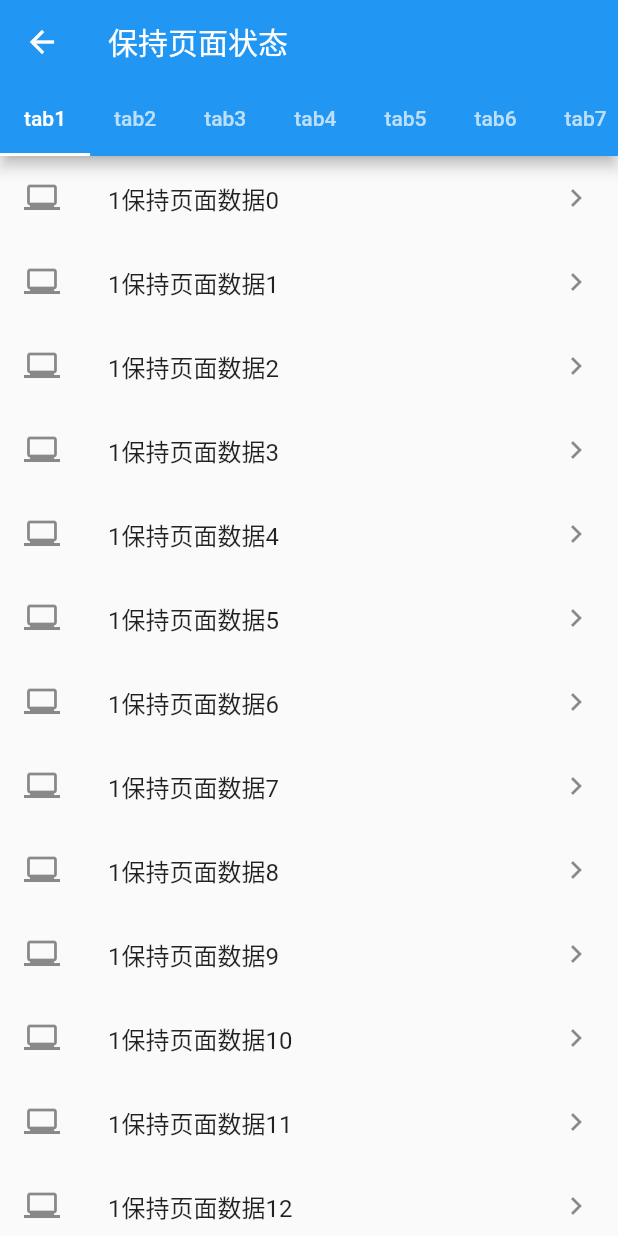
After one commit to yanhuomili/flutter_layout_demo, a Flutter app: the screen it shows after launch, after a tap on "keepAlive2", on a phone screen of 412 x 824 dp. The commit adds this screen. Run offline on Flutter 3.47's test engine with Material 2 defaults, Android fonts, the phone set to English and light mode, and no system bars.

Commit message:
保持页面数据

```diff
--- a/layout_demo01/lib/pages/home.dart
+++ b/layout_demo01/lib/pages/home.dart
@@ -4,6 +4,7 @@ import 'package:layout_demo01/pages/bottom_navigation_bar2.dart';
 import 'package:layout_demo01/pages/tab_bar_view.dart';
 import 'package:layout_demo01/pages/verticle_tab_view.dart';
 import 'package:layout_demo01/pages/keep_alive.dart';
+import 'package:layout_demo01/pages/keep_alive2.dart';
 
 class HomePage extends StatefulWidget {
   HomePage({Key key}) : super(key: key);
@@ -62,7 +63,14 @@ class _HomePageState extends State<HomePage> {
                 print('路由跳转');
               },
             ),
-
+            ListTile(
+              title: Text('keepAlive2'),
+              leading: Icon(Icons.ac_unit),
+              onTap: (){
+                Navigator.push(context, MaterialPageRoute(builder: (context) => KeepAlivePage2()));
+                print('路由跳转');
+              },
+            ),
 
           ],
         ),
--- /dev/null
+++ b/layout_demo01/lib/pages/keep_alive2.dart
@@ -0,0 +1,78 @@
+import 'package:flutter/material.dart';
+
+class KeepAlivePage2 extends StatefulWidget {
+  KeepAlivePage2({Key key}) : super(key: key);
+
+  @override
+  _KeepAlivePage2State createState() => _KeepAlivePage2State();
+}
+
+class _KeepAlivePage2State extends State<KeepAlivePage2> with SingleTickerProviderStateMixin{
+  TabController _tabController;
+
+  List<int> _tabList = [
+    1,2,3,4,5,6,7,8,9
+  ];
+
+  List<Widget> _tabViewList;
+
+  @override
+  void initState() {
+    super.initState();
+    _tabController = TabController(length: _tabList.length, vsync: this);
+
+    _tabViewList =  _tabList.map((item){
+      return Page1(pageIndex:item);
+    }).toList();
+  }
+
+  @override
+  Widget build(BuildContext context) {
+    return Scaffold(
+      appBar: AppBar(
+        title: Text('保持页面状态'),
+        bottom: TabBar(
+          controller: _tabController,
+          isScrollable: true,
+          tabs: _tabList.map((item){
+            return Tab(
+              text: 'tab$item',
+            );
+          }).toList()
+        ),
+      ),
+      body: TabBarView(
+        controller: _tabController,
+        children: _tabViewList,
+      ),
+    );
+  }
+}
+
+class Page1 extends StatefulWidget {
+  Page1({Key key, this.pageIndex}) : super(key: key);
+  final pageIndex;
+
+  @override
+  _Page1State createState() => _Page1State();
+}
+
+class _Page1State extends State<Page1> with AutomaticKeepAliveClientMixin{
+
+  @override
+  bool get wantKeepAlive => true;
+
+  @override
+  Widget build(BuildContext context) {
+    return ListView.builder(
+      itemCount: 20,
+      itemBuilder: (BuildContext context, int index) {
+      return ListTile(
+        title: Text('${widget.pageIndex}保持页面数据$index'),
+        leading: Icon(Icons.laptop_windows),
+        trailing: Icon(Icons.keyboard_arrow_right),
+      );
+     },
+    );
+  }
+}
```
